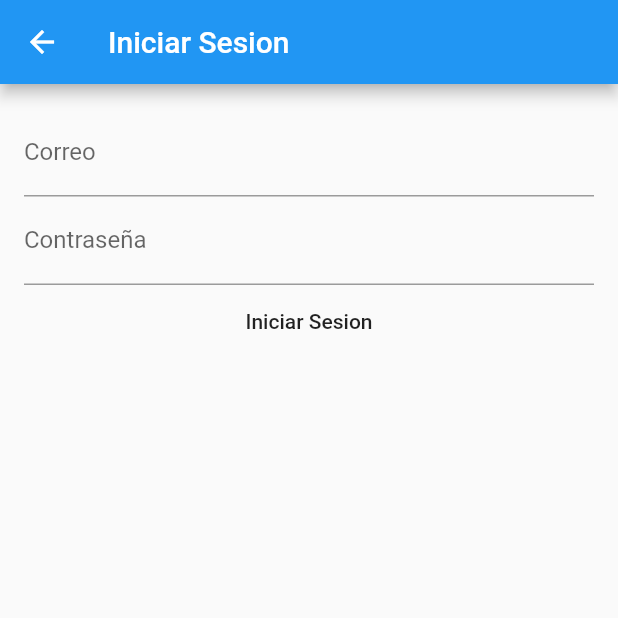
After one commit to JoelGutierrezN/flutterCruz, a Flutter app: the LoginScreen screen opened directly, after a tap on "Iniciar Sesion", on a phone screen of 412 x 824 dp, the top half of it. The commit adds this screen. Run offline on Flutter 3.47's test engine with Material 2 defaults, Android fonts, the phone set to English and light mode, and no system bars.

Commit message:
03 Building the login screen

```diff
--- /dev/null
+++ b/lib/screen/login-screen.dart
@@ -0,0 +1,73 @@
+import 'dart:developer';
+
+import 'package:flutter/cupertino.dart';
+import 'package:flutter/material.dart';
+
+class LoginScreen extends StatefulWidget{
+
+  @override
+  State<StatefulWidget> createState() {
+    return LoginState();
+  }
+}
+
+class LoginState extends State<LoginScreen> {
+
+  final _formKey = GlobalKey<FormState>();
+  String _email;
+  String _password;
+
+  Future submit () async {
+    log(_email);
+    log(_password);
+  }
+
+  @override
+  Widget build(BuildContext context) {
+    return Scaffold(
+      appBar: AppBar(
+        title: Text('Iniciar Sesion'),
+      ),
+      body: Form(
+        key: _formKey,
+        child: Scrollbar(
+          child: SingleChildScrollView(
+            padding: EdgeInsets.all(16),
+            child: Column(
+              children: [
+                TextFormField(
+                  decoration: InputDecoration(
+                    labelText: 'Correo',
+                    hintText: 'tucorreo@direccion.com',
+                  ),
+                  onSaved: (value) => {
+                    _email = value
+                  },
+                ),
+                TextFormField(
+                  decoration: InputDecoration(
+                    labelText: 'Contraseña',
+                  ),
+                  onSaved: (value) => {
+                    _password = value
+                  },
+                ),
+                SizedBox(
+                  width: double.infinity,
+                  child: FlatButton(
+                    child: Text('Iniciar Sesion'),
+                    onPressed: () {
+                      _formKey.currentState.save();
+
+                      this.submit();
+                    },
+                  ),
+                ),
+              ],
+            ),
+          ),
+        ),
+      ),
+    );
+  }
+}
--- a/lib/screen/post-screen.dart
+++ b/lib/screen/post-screen.dart
@@ -23,5 +23,4 @@ class PostsState extends State<PostsScreen> {
       ),
     );
   }
-
 }
--- a/lib/widgets/nav-drawer.dart
+++ b/lib/widgets/nav-drawer.dart
@@ -1,5 +1,6 @@
 import 'package:flutter/cupertino.dart';
 import 'package:flutter/material.dart';
+import 'package:flutter_authentication_with_laravel_sanctum/screen/login-screen.dart';
 import 'package:flutter_authentication_with_laravel_sanctum/screen/post-screen.dart';
 
 class NavDrawer extends StatelessWidget {
@@ -17,7 +18,15 @@ class NavDrawer extends StatelessWidget {
             onTap: () {
               Navigator.push( context, MaterialPageRoute (
                 builder: (context) => PostsScreen()
-                ));
+              ));
+            }
+          ),
+          ListTile(
+            title: Text('Iniciar Sesion'),
+            onTap: () {
+              Navigator.push( context, MaterialPageRoute (
+                builder: (context) => LoginScreen()
+              ));
             }
           )
          ],
```
